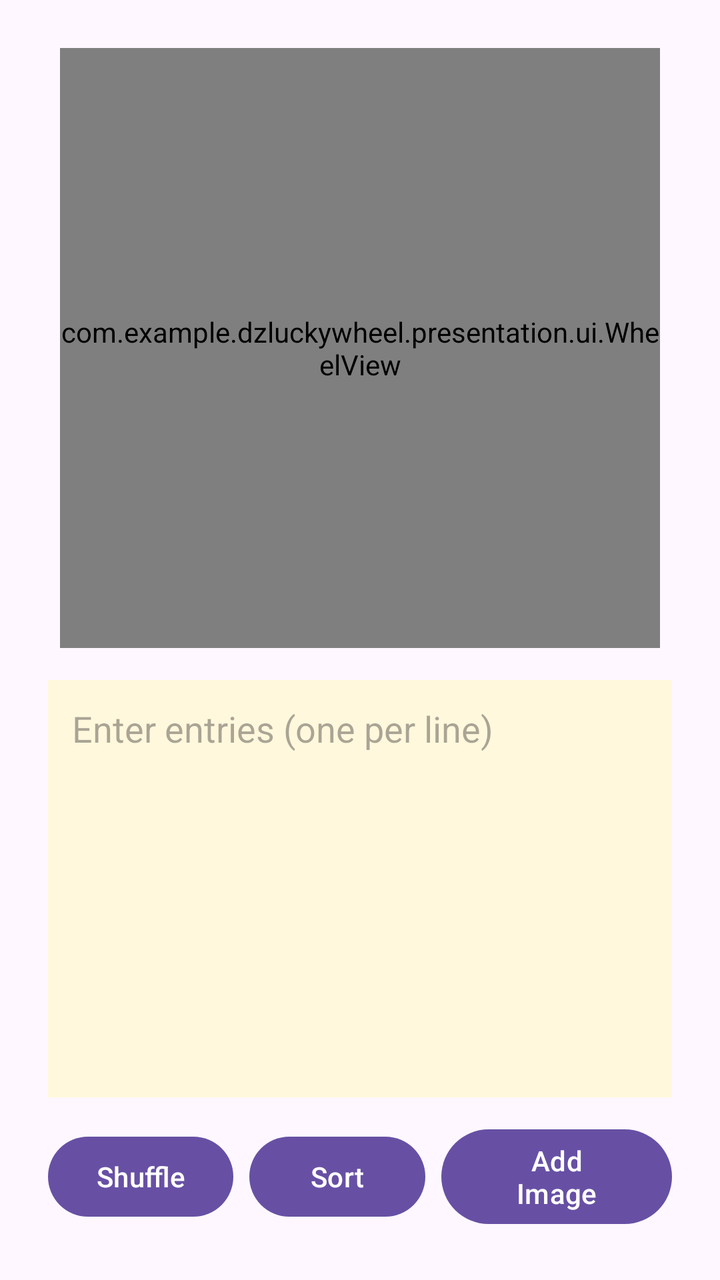
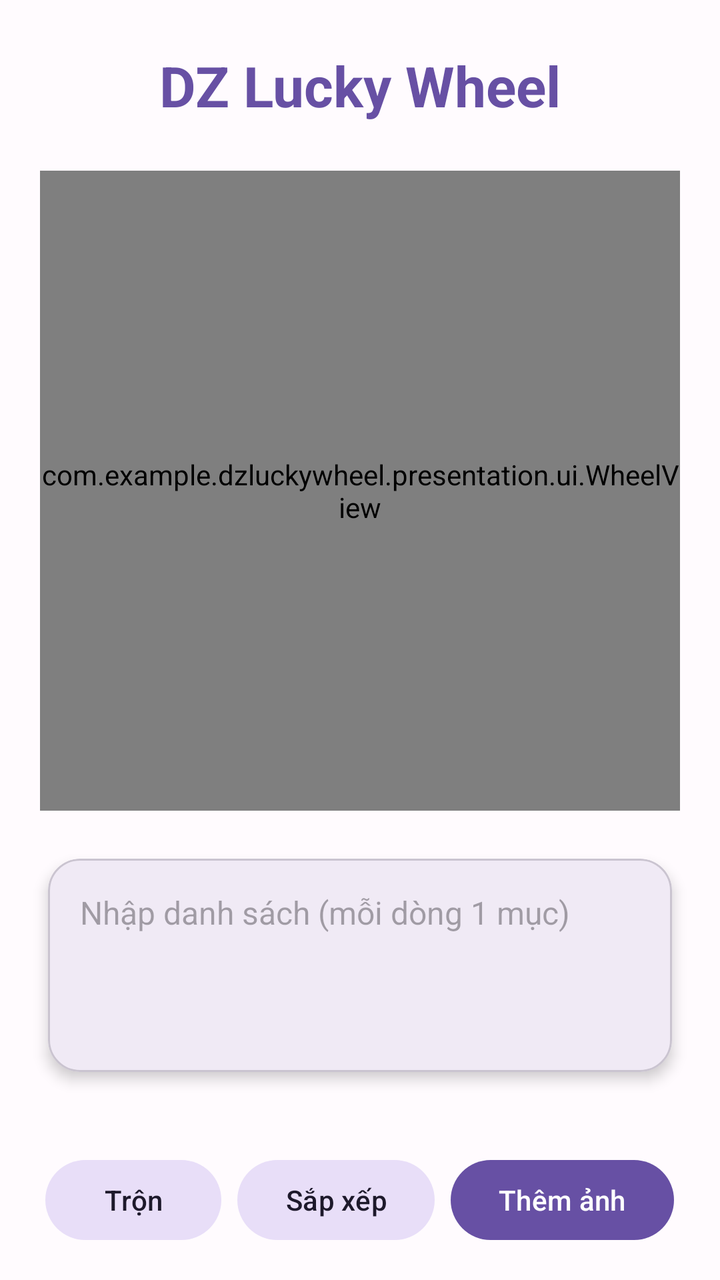

Two renders of the same Android screen: before a commit and after it. Below are the layout's source before the change and the commit's diff.
<!-- AndroidManifest.xml: application theme Theme.DzLuckyWheel -->
<!-- res/layout/activity_main.xml -->
<?xml version="1.0" encoding="utf-8"?>
<LinearLayout xmlns:android="http://schemas.android.com/apk/res/android"
    xmlns:tools="http://schemas.android.com/tools"
    android:layout_width="match_parent"
    android:layout_height="match_parent"
    android:orientation="vertical"
    android:padding="24dp"
    tools:context=".presentation.ui.MainActivity">

    
    <com.example.dzluckywheel.presentation.ui.WheelView
        android:id="@+id/wheelView"
        android:layout_width="300dp"
        android:layout_height="300dp"
        android:layout_gravity="center"
        android:layout_marginBottom="16dp" />

    
    <EditText
        android:id="@+id/etEntries"
        android:layout_width="match_parent"
        android:layout_height="0dp"
        android:layout_weight="1"
        android:hint="Enter entries (one per line)"
        android:inputType="textMultiLine"
        android:gravity="top|start"
        android:scrollbars="vertical"
        android:background="#FFF8DC"
        android:padding="12dp"
        android:minLines="4" />

    
    <LinearLayout
        android:id="@+id/buttonBar"
        android:layout_width="match_parent"
        android:layout_height="wrap_content"
        android:orientation="horizontal"
        android:gravity="center"
        android:layout_marginTop="12dp">

        <Button
            android:id="@+id/btnShuffle"
            android:layout_width="wrap_content"
            android:layout_height="wrap_content"
            android:text="Shuffle"
            android:layout_marginEnd="8dp" />

        <Button
            android:id="@+id/btnSort"
            android:layout_width="wrap_content"
            android:layout_height="wrap_content"
            android:text="Sort"
            android:layout_marginEnd="8dp" />

        <Button
            android:id="@+id/btnAddImage"
            android:layout_width="wrap_content"
            android:layout_height="wrap_content"
            android:text="Add Image" />
    </LinearLayout>
</LinearLayout>
<!-- resources referenced by this layout -->
<resources>
  <style name="Theme.DzLuckyWheel" parent="Base.Theme.DzLuckyWheel" />
  <style name="Base.Theme.DzLuckyWheel" parent="Theme.Material3.DayNight.NoActionBar">
          
          
      </style>
</resources>

<!-- the commit's change to res/layout/activity_main.xml (unified diff, before → after) -->
@@ -1,33 +1,62 @@
 <?xml version="1.0" encoding="utf-8"?>
-<LinearLayout xmlns:android="http://schemas.android.com/apk/res/android"
+<androidx.constraintlayout.widget.ConstraintLayout 
+    xmlns:android="http://schemas.android.com/apk/res/android"
+    xmlns:app="http://schemas.android.com/apk/res-auto"
     xmlns:tools="http://schemas.android.com/tools"
     android:layout_width="match_parent"
     android:layout_height="match_parent"
-    android:orientation="vertical"
-    android:padding="24dp"
+    android:background="?attr/colorSurface"
     tools:context=".presentation.ui.MainActivity">
+
+    
+    <TextView
+        android:id="@+id/tvTitle"
+        android:layout_width="wrap_content"
+        android:layout_height="wrap_content"
+        android:text="DZ Lucky Wheel"
+        android:textSize="28sp"
+        android:textStyle="bold"
+        android:textColor="?attr/colorPrimary"
+        android:layout_marginTop="24dp"
+        app:layout_constraintTop_toTopOf="parent"
+        app:layout_constraintStart_toStartOf="parent"
+        app:layout_constraintEnd_toEndOf="parent" />
 
     
     <com.example.dzluckywheel.presentation.ui.WheelView
         android:id="@+id/wheelView"
-        android:layout_width="300dp"
-        android:layout_height="300dp"
-        android:layout_gravity="center"
-        android:layout_marginBottom="16dp" />
+        android:layout_width="320dp"
+        android:layout_height="320dp"
+        android:layout_marginTop="24dp"
+        app:layout_constraintTop_toBottomOf="@id/tvTitle"
+        app:layout_constraintStart_toStartOf="parent"
+        app:layout_constraintEnd_toEndOf="parent" />
 
     
-    <EditText
-        android:id="@+id/etEntries"
-        android:layout_width="match_parent"
+    <com.google.android.material.card.MaterialCardView
+        android:id="@+id/cardInput"
+        android:layout_width="0dp"
         android:layout_height="0dp"
-        android:layout_weight="1"
-        android:hint="Enter entries (one per line)"
-        android:inputType="textMultiLine"
-        android:gravity="top|start"
-        android:scrollbars="vertical"
-        android:background="#FFF8DC"
-        android:padding="12dp"
-        android:minLines="4" />
+        android:layout_margin="24dp"
+        app:cardCornerRadius="16dp"
+        app:cardElevation="4dp"
+        app:layout_constraintTop_toBottomOf="@id/wheelView"
+        app:layout_constraintBottom_toTopOf="@id/buttonBar"
+        app:layout_constraintStart_toStartOf="parent"
+        app:layout_constraintEnd_toEndOf="parent">
+
+        <EditText
+            android:id="@+id/etEntries"
+            android:layout_width="match_parent"
+            android:layout_height="match_parent"
+            android:hint="Nhập danh sách (mỗi dòng 1 mục)"
+            android:inputType="textMultiLine"
+            android:gravity="top|start"
+            android:scrollbars="vertical"
+            android:background="@android:color/transparent"
+            android:padding="16dp"
+            android:textSize="16sp" />
+    </com.google.android.material.card.MaterialCardView>
 
     
     <LinearLayout
@@ -36,26 +65,29 @@
         android:layout_height="wrap_content"
         android:orientation="horizontal"
         android:gravity="center"
-        android:layout_marginTop="12dp">
+        android:padding="16dp"
+        app:layout_constraintBottom_toBottomOf="parent">
 
-        <Button
+        <com.google.android.material.button.MaterialButton
             android:id="@+id/btnShuffle"
+            style="@style/Widget.Material3.Button.TonalButton"
             android:layout_width="wrap_content"
             android:layout_height="wrap_content"
-            android:text="Shuffle"
+            android:text="Trộn"
             android:layout_marginEnd="8dp" />
 
-        <Button
+        <com.google.android.material.button.MaterialButton
             android:id="@+id/btnSort"
+            style="@style/Widget.Material3.Button.TonalButton"
             android:layout_width="wrap_content"
             android:layout_height="wrap_content"
-            android:text="Sort"
+            android:text="Sắp xếp"
             android:layout_marginEnd="8dp" />
 
-        <Button
+        <com.google.android.material.button.MaterialButton
             android:id="@+id/btnAddImage"
             android:layout_width="wrap_content"
             android:layout_height="wrap_content"
-            android:text="Add Image" />
+            android:text="Thêm ảnh" />
     </LinearLayout>
-</LinearLayout>
+</androidx.constraintlayout.widget.ConstraintLayout>
<!-- resource entries referenced after the edit -->
@@ -2,8 +2,24 @@
 <resources>
   <style name="Theme.DzLuckyWheel" parent="Base.Theme.DzLuckyWheel" />
   <style name="Base.Theme.DzLuckyWheel" parent="Theme.Material3.DayNight.NoActionBar">
-          
-          
+          <item name="colorPrimary">@color/md_theme_primary</item>
+          <item name="colorOnPrimary">@color/md_theme_onPrimary</item>
+          <item name="colorPrimaryContainer">@color/md_theme_primaryContainer</item>
+          <item name="colorOnPrimaryContainer">@color/md_theme_onPrimaryContainer</item>
+          <item name="colorSecondary">@color/md_theme_secondary</item>
+          <item name="colorOnSecondary">@color/md_theme_onSecondary</item>
+          <item name="android:colorBackground">@color/md_theme_background</item>
+          <item name="colorSurface">@color/md_theme_surface</item>
+          <item name="colorOnSurface">@color/md_theme_onSurface</item>
       </style>
+  <color name="md_theme_primary">#6750A4</color>
+  <color name="md_theme_onPrimary">#FFFFFF</color>
+  <color name="md_theme_primaryContainer">#EADDFF</color>
+  <color name="md_theme_onPrimaryContainer">#21005D</color>
+  <color name="md_theme_secondary">#625B71</color>
+  <color name="md_theme_onSecondary">#FFFFFF</color>
+  <color name="md_theme_background">#FFFBFE</color>
+  <color name="md_theme_surface">#FFFBFE</color>
+  <color name="md_theme_onSurface">#1C1B1F</color>
 </resources>
 
